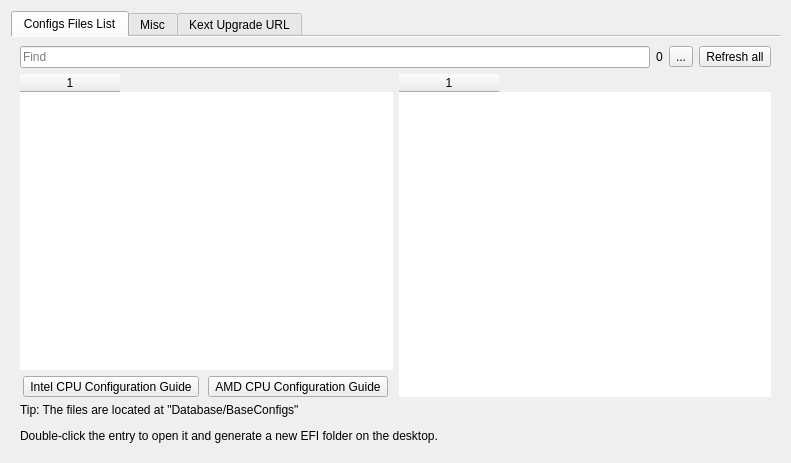
The window that dlgdatabase.ui (ic005k/OCAuxiliaryTools) describes before a commit, drawn with Qt 5.
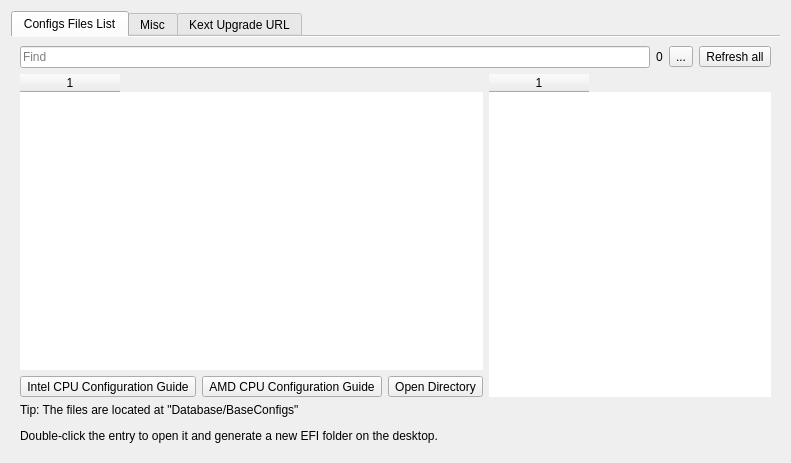
The same window after the commit. Icons and pictures are not drawn.

What changed in the file:
```diff
--- a/dlgdatabase.ui
+++ b/dlgdatabase.ui
@@ -120,6 +120,13 @@
                </property>
               </widget>
              </item>
+             <item>
+              <widget class="QToolButton" name="btnOpenDir">
+               <property name="text">
+                <string>Open Directory</string>
+               </property>
+              </widget>
+             </item>
             </layout>
            </item>
           </layout>
```
